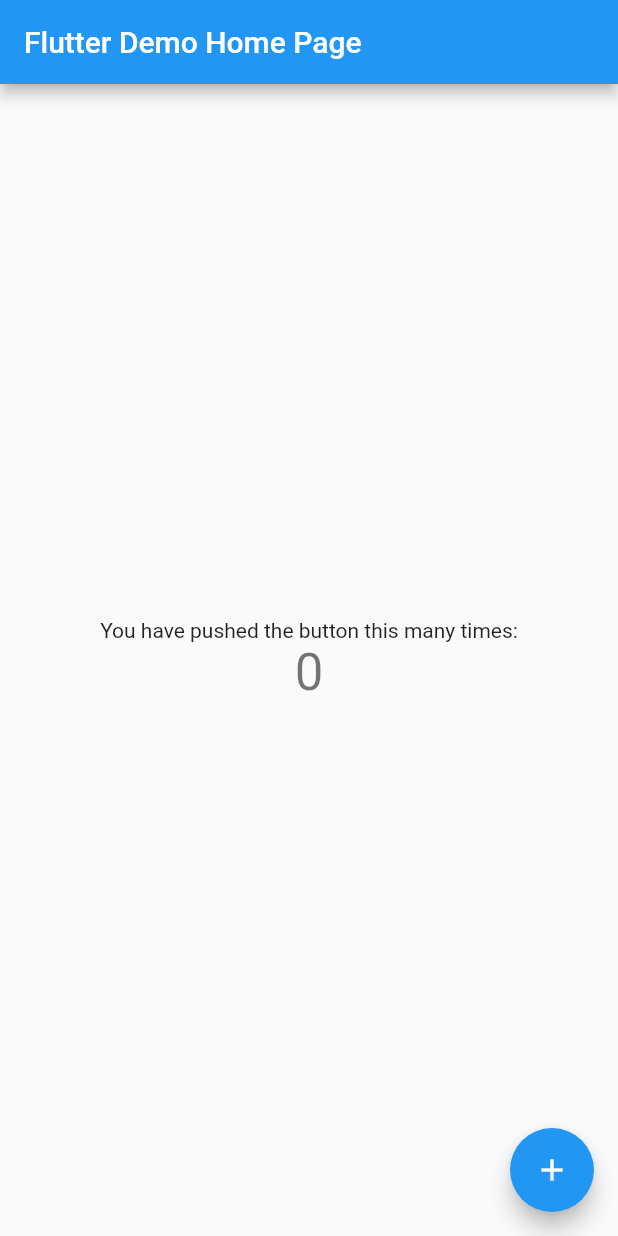
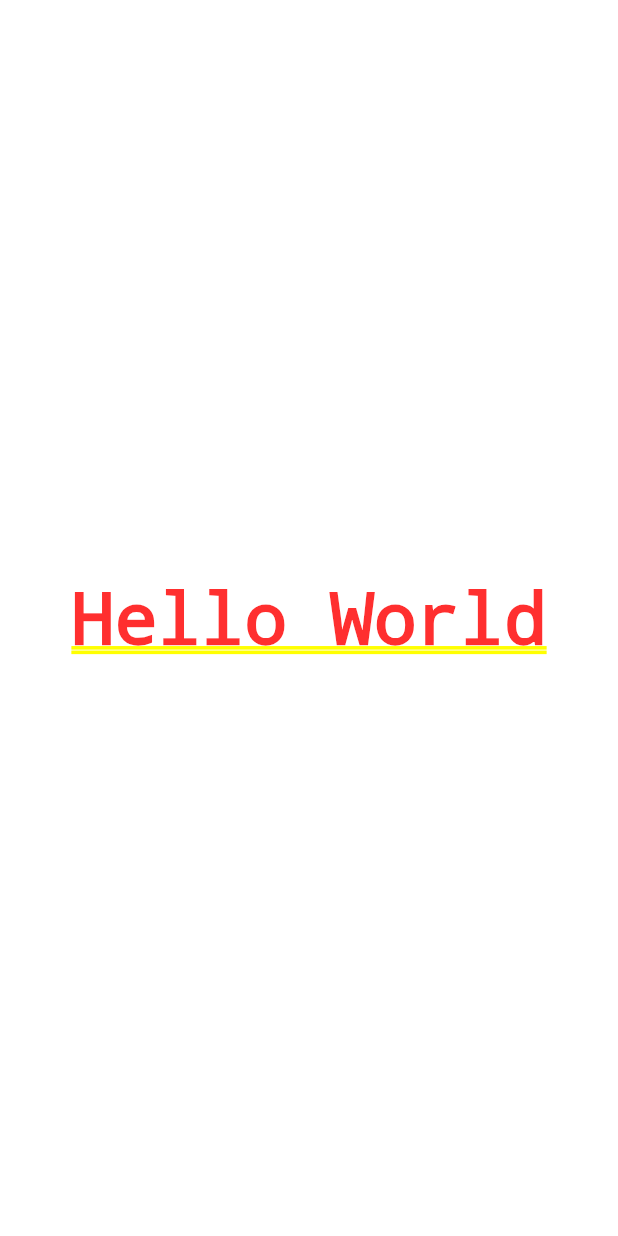
Before and after one commit to flutter-r2/flutter-i_am_rich, a Flutter app: the screen it shows after launch, on a phone screen of 412 x 824 dp. Run offline on Flutter 3.47's test engine with Material 2 defaults, Android fonts, the phone set to English and light mode, and no system bars.

Commit message:
Clean up the default app

```diff
--- a/lib/main.dart
+++ b/lib/main.dart
@@ -1,115 +1,11 @@
 import 'package:flutter/material.dart';
 
 void main() {
-  runApp(const MyApp());
+  runApp(
+    MaterialApp(
+      home: Center(
+        child: Text('Hello World'),
+      ),
+    ),
+  );
 }
-
-class MyApp extends StatelessWidget {
-  const MyApp({Key? key}) : super(key: key);
-
-  // This widget is the root of your application.
-  @override
-  Widget build(BuildContext context) {
-    return MaterialApp(
-      title: 'Flutter Demo',
-      theme: ThemeData(
-        // This is the theme of your application.
-        //
-        // Try running your application with "flutter run". You'll see the
-        // application has a blue toolbar. Then, without quitting the app, try
-        // changing the primarySwatch below to Colors.green and then invoke
-        // "hot reload" (press "r" in the console where you ran "flutter run",
-        // or simply save your changes to "hot reload" in a Flutter IDE).
-        // Notice that the counter didn't reset back to zero; the application
-        // is not restarted.
-        primarySwatch: Colors.blue,
-      ),
-      home: const MyHomePage(title: 'Flutter Demo Home Page'),
-    );
-  }
-}
-
-class MyHomePage extends StatefulWidget {
-  const MyHomePage({Key? key, required this.title}) : super(key: key);
-
-  // This widget is the home page of your application. It is stateful, meaning
-  // that it has a State object (defined below) that contains fields that affect
-  // how it looks.
-
-  // This class is the configuration for the state. It holds the values (in this
-  // case the title) provided by the parent (in this case the App widget) and
-  // used by the build method of the State. Fields in a Widget subclass are
-  // always marked "final".
-
-  final String title;
-
-  @override
-  State<MyHomePage> createState() => _MyHomePageState();
-}
-
-class _MyHomePageState extends State<MyHomePage> {
-  int _counter = 0;
-
-  void _incrementCounter() {
-    setState(() {
-      // This call to setState tells the Flutter framework that something has
-      // changed in this State, which causes it to rerun the build method below
-      // so that the display can reflect the updated values. If we changed
-      // _counter without calling setState(), then the build method would not be
-      // called again, and so nothing would appear to happen.
-      _counter++;
-    });
-  }
-
-  @override
-  Widget build(BuildContext context) {
-    // This method is rerun every time setState is called, for instance as done
-    // by the _incrementCounter method above.
-    //
-    // The Flutter framework has been optimized to make rerunning build methods
-    // fast, so that you can just rebuild anything that needs updating rather
-    // than having to individually change instances of widgets.
-    return Scaffold(
-      appBar: AppBar(
-        // Here we take the value from the MyHomePage object that was created by
-        // the App.build method, and use it to set our appbar title.
-        title: Text(widget.title),
-      ),
-      body: Center(
-        // Center is a layout widget. It takes a single child and positions it
-        // in the middle of the parent.
-        child: Column(
-          // Column is also a layout widget. It takes a list of children and
-          // arranges them vertically. By default, it sizes itself to fit its
-          // children horizontally, and tries to be as tall as its parent.
-          //
-          // Invoke "debug painting" (press "p" in the console, choose the
-          // "Toggle Debug Paint" action from the Flutter Inspector in Android
-          // Studio, or the "Toggle Debug Paint" command in Visual Studio Code)
-          // to see the wireframe for each widget.
-          //
-          // Column has various properties to control how it sizes itself and
-          // how it positions its children. Here we use mainAxisAlignment to
-          // center the children vertically; the main axis here is the vertical
-          // axis because Columns are vertical (the cross axis would be
-          // horizontal).
-          mainAxisAlignment: MainAxisAlignment.center,
-          children: <Widget>[
-            const Text(
-              'You have pushed the button this many times:',
-            ),
-            Text(
-              '$_counter',
-              style: Theme.of(context).textTheme.headline4,
-            ),
-          ],
-        ),
-      ),
-      floatingActionButton: FloatingActionButton(
-        onPressed: _incrementCounter,
-        tooltip: 'Increment',
-        child: const Icon(Icons.add),
-      ), // This trailing comma makes auto-formatting nicer for build methods.
-    );
-  }
-}
```
